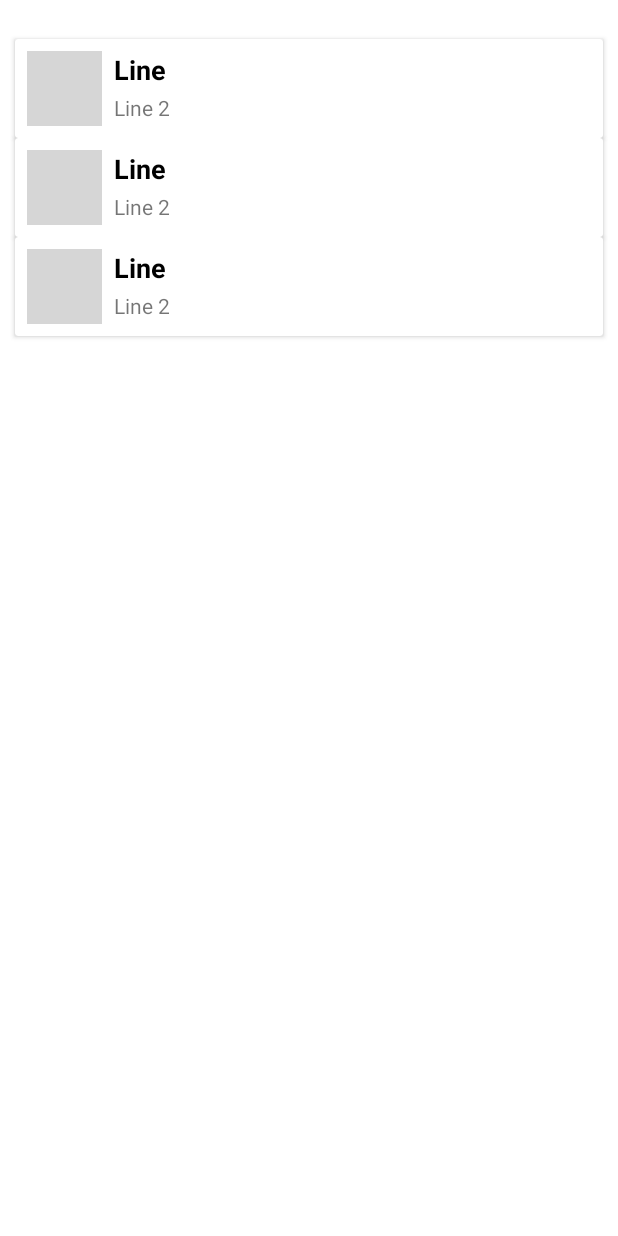
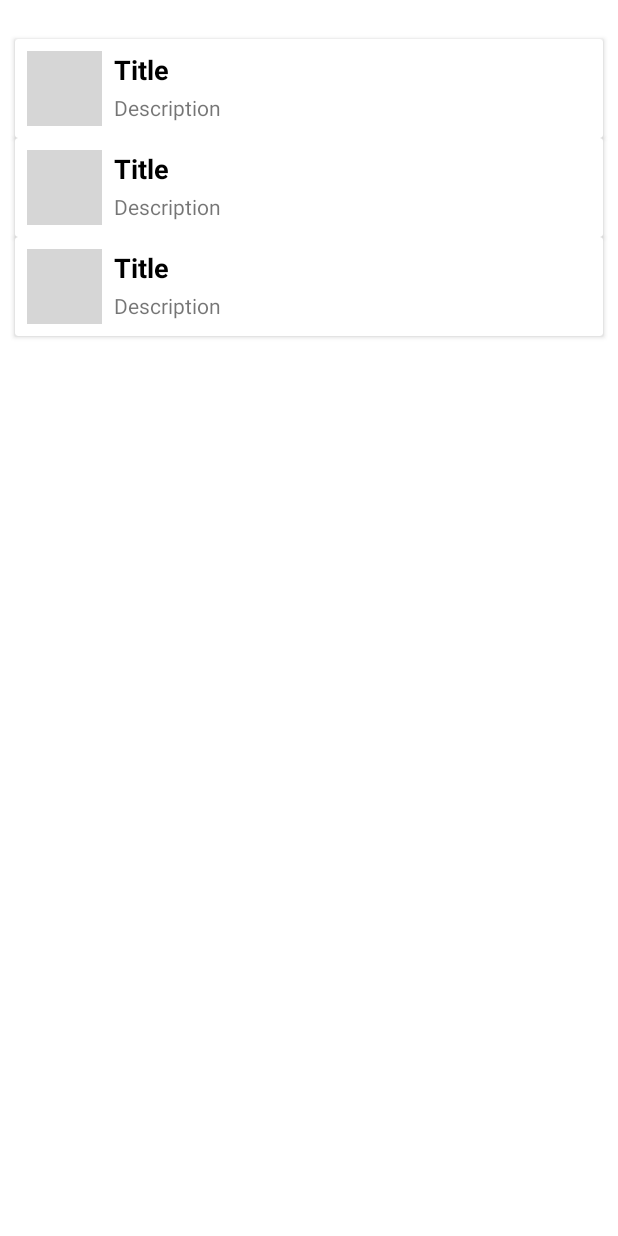
Before and after one commit to Peedrohj/mobile-android-fruit-app, an Android app: the layout activity_main.xml on its own in the app's theme, with its tools: preview values and no code run, on a phone screen of 412 x 824 dp. Run offline under Robolectric (Android 15) with nearby library versions, the phone set to English and light mode, and no system bars; grey boxes are pictures that could not be loaded.

Commit message:
feat: create fruit adapter

```diff
--- a/app/build.gradle
+++ b/app/build.gradle
@@ -1,6 +1,7 @@
 plugins {
     id 'com.android.application'
     id 'kotlin-android'
+    id 'kotlin-android-extensions'
 }
 
 android {
--- a/app/src/main/res/layout/fruit.xml
+++ b/app/src/main/res/layout/fruit.xml
@@ -24,7 +24,7 @@
             android:layout_width="wrap_content"
             android:layout_height="wrap_content"
             android:layout_marginStart="8dp"
-            android:text="Line"
+            android:text="Title"
             android:textColor="@color/black"
             android:textSize="18sp"
             android:textStyle="bold"
@@ -32,10 +32,11 @@
             app:layout_constraintTop_toTopOf="parent" />
 
         <TextView
+            android:id="@+id/fruit_description"
             android:layout_width="wrap_content"
             android:layout_height="wrap_content"
             android:layout_marginStart="8dp"
-            android:text="Line 2"
+            android:text="Description"
             app:layout_constraintBottom_toBottomOf="parent"
             app:layout_constraintStart_toEndOf="@+id/fruit_image"
             app:layout_constraintTop_toBottomOf="@+id/fruit_title" />
```
Also changed, not shown: app/src/main/java/com/example/atividade1/FruitAdapter.kt (added, +36 -0 lines).
